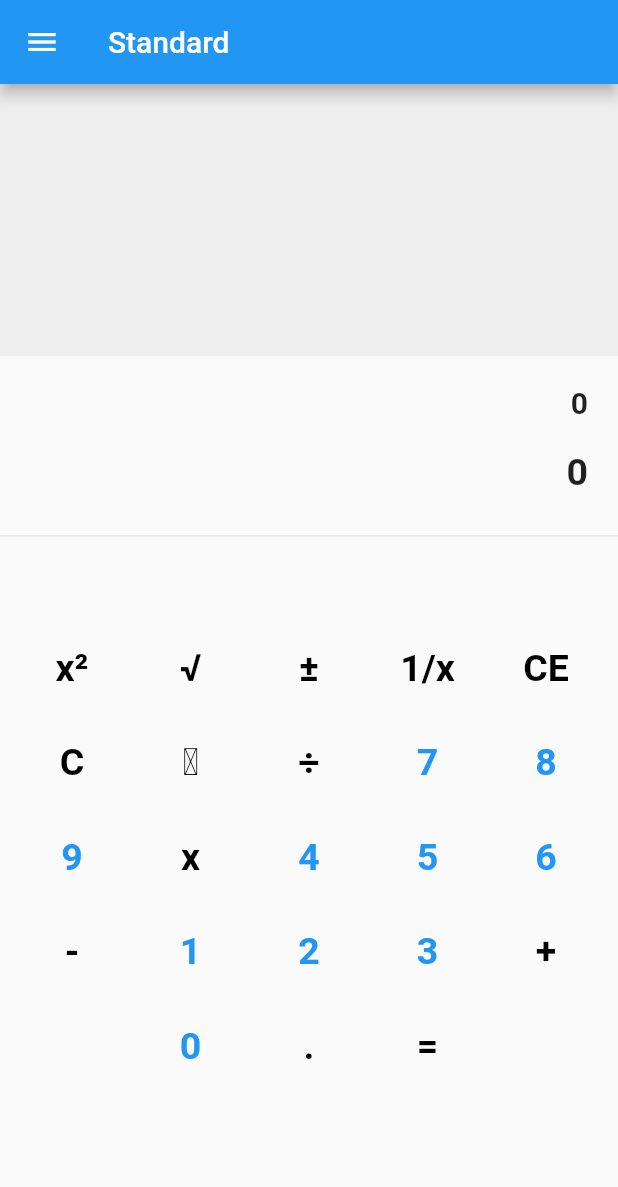
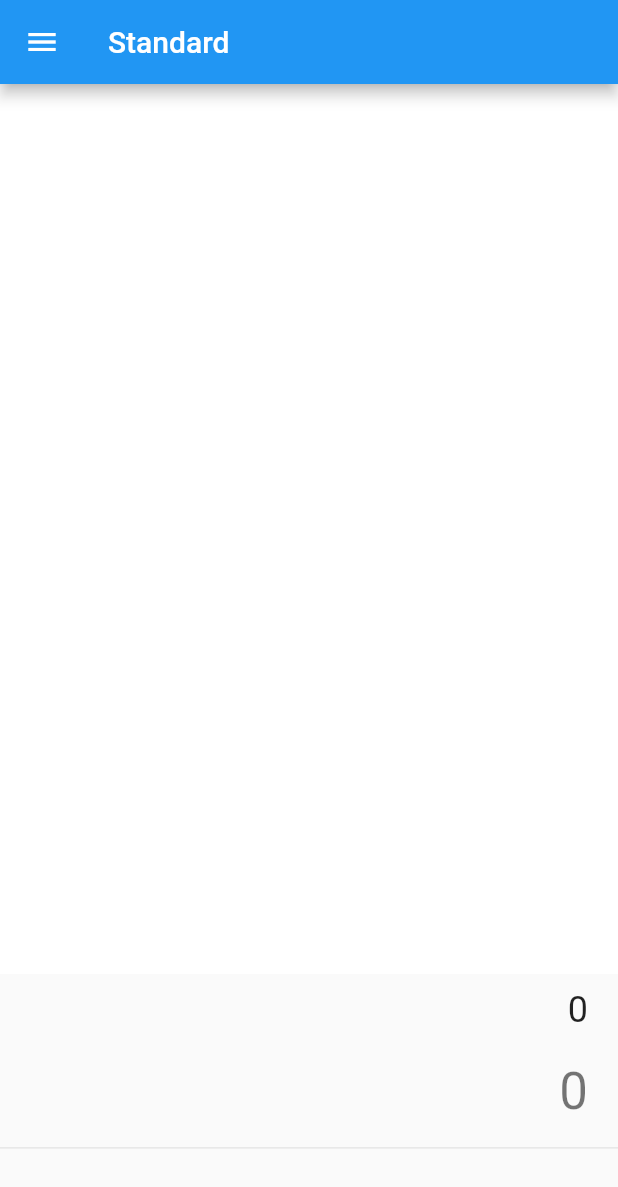
Before and after one commit to tuuhin/calculator_, a Flutter app: the TemperaturePage screen opened directly, in the side drawer, after a tap on "Standard", on a phone screen of 412 x 824 dp. Shown: the top 1187 px of the screen. Run offline on Flutter 3.47's test engine with Material 2 defaults, Android fonts, the phone set to English and light mode, and no system bars; our stand-ins replace connectivity, math_expressions, shared_preferences; accounts and stored records are empty; network calls fail.

Commit message:
removed unwanted imports

```diff
--- a/lib/keyboards/numberboard.dart
+++ b/lib/keyboards/numberboard.dart
@@ -1,8 +1,4 @@
-import 'package:calculator/widget/widget.dart';
-import 'package:calculator/widget/widgetdecorator.dart';
-// import 'package:flutter/cupertino.dart';
 import 'package:flutter/material.dart';
-// import 'package:flutter/painting.dart';
 import 'package:math_expressions/math_expressions.dart';
 
 class NumberBoard extends StatefulWidget {
@@ -20,12 +16,15 @@ class _NumberBoardState extends State<NumberBoard> {
     return _exp.evaluate(EvaluationType.REAL, ContextModel());
   }
 
-  static const _numberButtonStyle =
-      TextStyle(fontWeight: FontWeight.w700, fontSize: 30);
   String keyvalue = '';
 
   @override
   Widget build(BuildContext context) {
+    TextStyle? _buttonNumber = Theme.of(context).textTheme.headline4;
+    TextStyle? _elevatedButtonStyle = TextStyle(
+        fontSize: Theme.of(context).textTheme.headline5!.fontSize,
+        color: Theme.of(context).scaffoldBackgroundColor);
+
     return Row(
       children: [
         SizedBox(
@@ -36,89 +35,89 @@ class _NumberBoardState extends State<NumberBoard> {
             padding: const EdgeInsets.all(10.0),
             child: Wrap(
               alignment: WrapAlignment.center,
-              spacing: 18,
-              runSpacing: 18,
+              spacing: 10,
+              runSpacing: 10,
               children: [
                 TextButton(
                     onPressed: () {
                       keyvalue += '1';
                       widget.getData!.call(keyvalue);
                     },
-                    child: const Text(
+                    child: Text(
                       '1',
-                      style: _numberButtonStyle,
+                      style: _buttonNumber,
                     )),
                 TextButton(
                     onPressed: () {
                       keyvalue += '2';
                       widget.getData!.call(keyvalue);
                     },
-                    child: const Text(
+                    child: Text(
                       '2',
-                      style: Palette.largetext,
+                      style: _buttonNumber,
                     )),
                 TextButton(
                     onPressed: () {
                       keyvalue += '3';
                       widget.getData!.call(keyvalue);
                     },
-                    child: const Text(
+                    child: Text(
                       '3',
-                      style: Palette.largetext,
+                      style: _buttonNumber,
                     )),
                 TextButton(
                     onPressed: () {
                       keyvalue += '4';
                       widget.getData!.call(keyvalue);
                     },
-                    child: const Text(
+                    child: Text(
                       '4',
-                      style: Palette.largetext,
+                      style: _buttonNumber,
                     )),
                 TextButton(
                     onPressed: () {
                       keyvalue += '5';
                       widget.getData!.call(keyvalue);
                     },
-                    child: const Text(
+                    child: Text(
                       '5',
-                      style: Palette.largetext,
+                      style: _buttonNumber,
                     )),
                 TextButton(
                     onPressed: () {
                       keyvalue += '6';
                       widget.getData!.call(keyvalue);
                     },
-                    child: const Text(
+                    child: Text(
                       '6',
-                      style: Palette.largetext,
+                      style: _buttonNumber,
                     )),
                 TextButton(
                     onPressed: () {
                       keyvalue += '7';
                       widget.getData!.call(keyvalue);
                     },
-                    child: const Text(
+                    child: Text(
                       '7',
-                      style: Palette.largetext,
+                      style: _buttonNumber,
                     )),
                 TextButton(
                     onPressed: () {
                       keyvalue += '8';
                       widget.getData!.call(keyvalue);
                     },
-                    child: const Text(
+                    child: Text(
                       '8',
-                      style: Palette.largetext,
+                      style: _buttonNumber,
                     )),
                 TextButton(
                     onPressed: () {
                       keyvalue += '9';
                       widget.getData!.call(keyvalue);
                     },
-                    child: const Text(
+                    child: Text(
                       '9',
-                      style: Palette.largetext,
+                      style: _buttonNumber,
                     )),
                 TextButton(
                     onPressed: () {
@@ -132,18 +131,18 @@ class _NumberBoardState extends State<NumberBoard> {
                     },
                     child: Text(
                       (widget.plusMinus != null && widget.plusMinus == true)
-                          ? '+-'
+                          ? '\u00b1'
                           : '',
-                      style: Palette.largetext,
+                      style: _buttonNumber,
                     )),
                 TextButton(
                     onPressed: () {
                       keyvalue += '0';
                       widget.getData!.call(keyvalue);
                     },
-                    child: const Text(
+                    child: Text(
                       '0',
-                      style: Palette.largetext,
+                      style: _buttonNumber,
                     )),
                 TextButton(
                     onPressed: () {
@@ -152,9 +151,9 @@ class _NumberBoardState extends State<NumberBoard> {
                         widget.getData!.call(keyvalue);
                       }
                     },
-                    child: const Text(
+                    child: Text(
                       '.',
-                      style: Palette.largetext,
+                      style: _buttonNumber,
                     )),
               ],
             ),
@@ -172,12 +171,10 @@ class _NumberBoardState extends State<NumberBoard> {
                       keyvalue = '0';
                       widget.getData!.call(keyvalue);
                     },
-                    child: const Text('CE'),
+                    child: Text('C', style: _elevatedButtonStyle),
                     style: ElevatedButton.styleFrom(
                         fixedSize: Size(
-                      50,
-                      MediaQuery.of(context).size.height * 0.17,
-                    )),
+                            50, MediaQuery.of(context).size.height * 0.17)),
                   ),
                   ElevatedButton(
                     onPressed: () {
@@ -186,12 +183,10 @@ class _NumberBoardState extends State<NumberBoard> {
                         widget.getData!.call(keyvalue);
                       }
                     },
-                    child: const Text('X'),
+                    child: Text('X', style: _elevatedButtonStyle),
                     style: ElevatedButton.styleFrom(
                         fixedSize: Size(
-                      50,
-                      MediaQuery.of(context).size.height * 0.17,
-                    )),
+                            50, MediaQuery.of(context).size.height * 0.17)),
                   ),
                 ]),
           ),
--- a/lib/keyboards/standardcalckeyboard.dart
+++ b/lib/keyboards/standardcalckeyboard.dart
@@ -1,6 +1,9 @@
 import 'package:calculator/model/basecalculator.dart';
+import 'package:calculator/widget/pallette.dart';
+import 'package:calculator/widget/widget.dart';
 import 'package:flutter/cupertino.dart';
 import 'package:flutter/material.dart';
+import 'package:flutter/rendering.dart';
 
 class StdCalcBoard extends StatefulWidget {
   final ValueChanged<String>? input;
@@ -14,10 +17,6 @@ class StdCalcBoard extends StatefulWidget {
 
 class _StdCalcBoardState extends State<StdCalcBoard> {
   static final List<String> _operators = ['+', '-', '*', '/'];
-  static const _buttonStyle =
-      TextStyle(fontSize: 25, color: Colors.black, fontWeight: FontWeight.bold);
-  static const _buttonNumberStyle =
-      TextStyle(fontSize: 25, fontWeight: FontWeight.bold);
 
   final BaseCalculator _calc = BaseCalculator();
 
@@ -38,16 +37,18 @@ class _StdCalcBoardState extends State<StdCalcBoard> {
 
   @override
   Widget build(BuildContext context) {
+    TextStyle _buttonNumber = TextStyle(
+        fontSize: 30,
+        fontWeight: FontWeight.w500,
+        color: Theme.of(context).textTheme.bodyText1!.color);
     return Container(
       alignment: Alignment.center,
       height: MediaQuery.of(context).size.height * .5,
       // color: Colors.blue,
       width: MediaQuery.of(context).size.width,
-      child: Padding(
-        padding: const EdgeInsets.symmetric(horizontal: 8, vertical: 0),
       child: Wrap(
-          runSpacing: 15,
-          spacing: 15,
+        runSpacing: 10,
+        spacing: 18,
         children: [
           TextButton(
               onPressed: () {
@@ -58,7 +59,7 @@ class _StdCalcBoardState extends State<StdCalcBoard> {
                 widget.output!.call(_calc.logs.last[1]);
                 _input = _calc.logs.last[1];
               },
-                child: const Text('x\u00b2', style: _buttonStyle)),
+              child: const Text('x\u00b2', style: Palette.singleOperandButton)),
           TextButton(
               onPressed: () {
                 _calc.getSqrt(_input);
@@ -68,7 +69,7 @@ class _StdCalcBoardState extends State<StdCalcBoard> {
                 widget.output!.call(_calc.logs.last[1]);
                 _input = _calc.logs.last[1];
               },
-                child: const Text('\u221a', style: _buttonStyle)),
+              child: const Text('\u221a', style: Palette.singleOperandButton)),
           TextButton(
               onPressed: () {
                 _calc.getInverse(_input);
@@ -78,7 +79,7 @@ class _StdCalcBoardState extends State<StdCalcBoard> {
                 widget.output!.call(_calc.logs.last[1]);
                 _input = _calc.logs.last[1];
               },
-                child: const Text('\u00b1', style: _buttonStyle)),
+              child: const Text('\u00b1', style: Palette.singleOperandButton)),
           TextButton(
               onPressed: () {
                 if (_input != '0' && _input.isNotEmpty) {
@@ -94,7 +95,7 @@ class _StdCalcBoardState extends State<StdCalcBoard> {
                   widget.history!.call(_calc.logs);
                 }
               },
-                child: const Text('1/x', style: _buttonStyle)),
+              child: const Text('1/x', style: Palette.singleOperandButton)),
           TextButton(
               onPressed: () {
                 _input = '';
@@ -103,14 +104,14 @@ class _StdCalcBoardState extends State<StdCalcBoard> {
                 widget.input!.call(_input);
                 widget.output!.call(_input);
               },
-                child: const Text('CE', style: _buttonStyle)),
+              child: const Text('CE', style: Palette.removalButton)),
           TextButton(
               onPressed: () {
                 _input = '';
                 widget.input!.call(_input);
                 widget.output!.call(_input);
               },
-                child: const Text('C', style: _buttonStyle)),
+              child: const Text('C', style: Palette.removalButton)),
           TextButton(
               onPressed: () {
                 if (_input.length == 1) {
@@ -126,7 +127,7 @@ class _StdCalcBoardState extends State<StdCalcBoard> {
                   valueOnNumber(_input);
                 }
               },
-                child: const Text('\u2190', style: _buttonStyle)),
+              child: const Text('\u2190', style: Palette.removalButton)),
           TextButton(
               onPressed: () {
                 if (_allowed(_input)) {
@@ -137,7 +138,7 @@ class _StdCalcBoardState extends State<StdCalcBoard> {
                 }
                 widget.input!.call(_input);
               },
-                child: const Text('\u00f7', style: _buttonStyle)),
+              child: const Text('\u00f7', style: Palette.twoOpereandStyle)),
           TextButton(
               onPressed: () {
                 if (_allowed(_input)) {
@@ -147,7 +148,7 @@ class _StdCalcBoardState extends State<StdCalcBoard> {
                 widget.input!.call(_input);
                 valueOnNumber(_input);
               },
-                child: const Text('7', style: _buttonNumberStyle)),
+              child: Text('7', style: _buttonNumber)),
           TextButton(
               onPressed: () {
                 if (_allowed(_input)) {
@@ -157,7 +158,7 @@ class _StdCalcBoardState extends State<StdCalcBoard> {
                 widget.input!.call(_input);
                 valueOnNumber(_input);
               },
-                child: const Text('8', style: _buttonNumberStyle)),
+              child: Text('8', style: _buttonNumber)),
           TextButton(
               onPressed: () {
                 if (_allowed(_input)) {
@@ -167,7 +168,7 @@ class _StdCalcBoardState extends State<StdCalcBoard> {
                 widget.input!.call(_input);
                 valueOnNumber(_input);
               },
-                child: const Text('9', style: _buttonNumberStyle)),
+              child: Text('9', style: _buttonNumber)),
           TextButton(
               onPressed: () {
                 if (_allowed(_input)) {
@@ -178,7 +179,7 @@ class _StdCalcBoardState extends State<StdCalcBoard> {
                 }
                 widget.input!.call(_input);
               },
-                child: const Text('x', style: _buttonStyle)),
+              child: const Text('x', style: Palette.twoOpereandStyle)),
           TextButton(
               onPressed: () {
                 if (_allowed(_input)) {
@@ -188,7 +189,7 @@ class _StdCalcBoardState extends State<StdCalcBoard> {
                 widget.input!.call(_input);
                 valueOnNumber(_input);
               },
-                child: const Text('4', style: _buttonNumberStyle)),
+              child: Text('4', style: _buttonNumber)),
           TextButton(
               onPressed: () {
                 if (_allowed(_input)) {
@@ -198,7 +199,7 @@ class _StdCalcBoardState extends State<StdCalcBoard> {
                 widget.input!.call(_input);
                 valueOnNumber(_input);
               },
-                child: const Text('5', style: _buttonNumberStyle)),
+              child: Text('5', style: _buttonNumber)),
           TextButton(
               onPressed: () {
                 if (_allowed(_input)) {
@@ -208,7 +209,7 @@ class _StdCalcBoardState extends State<StdCalcBoard> {
                 widget.input!.call(_input);
                 valueOnNumber(_input);
               },
-                child: const Text('6', style: _buttonNumberStyle)),
+              child: Text('6', style: _buttonNumber)),
           TextButton(
               onPressed: () {
                 if (_allowed(_input)) {
@@ -219,7 +220,7 @@ class _StdCalcBoardState extends State<StdCalcBoard> {
                 }
                 widget.input!.call(_input);
               },
-                child: const Text('-', style: _buttonStyle)),
+              child: const Text('-', style: Palette.twoOpereandStyle)),
           TextButton(
               onPressed: () {
                 if (_allowed(_input)) {
@@ -229,7 +230,7 @@ class _StdCalcBoardState extends State<StdCalcBoard> {
                 widget.input!.call(_input);
                 valueOnNumber(_input);
               },
-                child: const Text('1', style: _buttonNumberStyle)),
+              child: Text('1', style: _buttonNumber)),
           TextButton(
               onPressed: () {
                 if (_allowed(_input)) {
@@ -239,7 +240,7 @@ class _StdCalcBoardState extends State<StdCalcBoard> {
                 widget.input!.call(_input);
                 valueOnNumber(_input);
               },
-                child: const Text('2', style: _buttonNumberStyle)),
+              child: Text('2', style: _buttonNumber)),
           TextButton(
               onPressed: () {
                 if (_allowed(_input)) {
@@ -249,7 +250,7 @@ class _StdCalcBoardState extends State<StdCalcBoard> {
                 widget.input!.call(_input);
                 valueOnNumber(_input);
               },
-                child: const Text('3', style: _buttonNumberStyle)),
+              child: Text('3', style: _buttonNumber)),
           TextButton(
               onPressed: () {
                 if (_allowed(_input)) {
@@ -260,8 +261,8 @@ class _StdCalcBoardState extends State<StdCalcBoard> {
                 }
                 widget.input!.call(_input);
               },
-                child: const Text('+', style: _buttonStyle)),
-            TextButton(onPressed: () {}, child: const SizedBox.shrink()),
+              child: const Text('+', style: Palette.twoOpereandStyle)),
+          const SizedBox(width: 65),
           TextButton(
               onPressed: () {
                 if (_allowed(_input)) {
@@ -271,7 +272,7 @@ class _StdCalcBoardState extends State<StdCalcBoard> {
                 widget.input!.call(_input);
                 valueOnNumber(_input);
               },
-                child: const Text('0', style: _buttonNumberStyle)),
+              child: Text('0', style: _buttonNumber)),
           TextButton(
               onPressed: () {
                 if (_allowed(_input)) {
@@ -281,7 +282,7 @@ class _StdCalcBoardState extends State<StdCalcBoard> {
                 widget.input!.call(_input);
                 valueOnNumber(_input);
               },
-                child: const Text('.', style: _buttonStyle)),
+              child: Text('.', style: _buttonNumber)),
           TextButton(
               onPressed: () {
                 _calc.calculate(_input);
@@ -291,9 +292,8 @@ class _StdCalcBoardState extends State<StdCalcBoard> {
                 widget.output!.call(_calc.logs.last[1]);
                 _input = _calc.logs.last[1];
               },
-                child: const Text('=', style: _buttonStyle)),
+              child: const Text('=', style: Palette.twoOpereandStyle)),
         ],
-        ),
       ),
     );
   }
--- a/lib/view/baseview.dart
+++ b/lib/view/baseview.dart
@@ -10,10 +10,12 @@ class BaseView extends StatefulWidget {
   String to;
   final String appBarTitle;
   final List<String>? initialaData;
+  final Widget? about;
   // double Function (String, String) convert;
   BaseView(
       {Key? key,
       this.model,
+      this.about,
       required this.appBarTitle,
       required this.initialValue,
       required this.from,
@@ -63,9 +65,9 @@ class _BaseViewState extends State<BaseView> {
                   ),
                   Text(
                     '${widget.initialValue}',
-                    style: Palette.largetext,
+                    style: Theme.of(context).textTheme.headline4,
                   ),
-                  const SizedBox(height: 40),
+                  const SizedBox(height: 30),
                   DropdownButton(
                     menuMaxHeight: MediaQuery.of(context).size.width * 0.7,
                     value: widget.to,
@@ -87,7 +89,18 @@ class _BaseViewState extends State<BaseView> {
                     (widget.initialValue *
                             widget.model!.convert(widget.from, widget.to))
                         .toString(),
-                    style: Palette.largetext,
+                    style: Theme.of(context).textTheme.headline4,
+                  ),
+                  Column(
+                    children: [
+                      const Divider(),
+                      Container(
+                        width: MediaQuery.of(context).size.width,
+                        height: 100,
+                        color: Colors.purple,
+                        child: widget.about,
+                      )
+                    ],
                   )
                 ],
               ),
--- a/lib/view/standardcalculator.dart
+++ b/lib/view/standardcalculator.dart
@@ -21,8 +21,6 @@ class _StandardCalculatorState extends State<StandardCalculator> {
   String _input = '';
   String _outputs = '';
   List _logs = [];
-  bool zoomedInput = true;
-  bool zoomedOutput = false;
 
   @override
   Widget build(BuildContext context) {
@@ -35,9 +33,9 @@ class _StandardCalculatorState extends State<StandardCalculator> {
         slivers: [
           SliverToBoxAdapter(
               child: Container(
-                  color: Colors.grey[200],
-                  height: _logs.length <= 2
-                      ? MediaQuery.of(context).size.height * 0.22
+                  color: Theme.of(context).cardColor,
+                  height: _logs.length <= 8
+                      ? MediaQuery.of(context).size.height * 0.72
                       : null,
                   child: _logs.isNotEmpty
                       ? Padding(
@@ -50,31 +48,24 @@ class _StandardCalculatorState extends State<StandardCalculator> {
                                         padding: const EdgeInsets.symmetric(
                                             vertical: 10),
                                         child: Text('${e[0]}\n= ${e[1]}',
-                                            style: const TextStyle(
-                                                color: Colors.grey,
-                                                fontSize: 20,
-                                                fontWeight: FontWeight.w700)),
+                                            style: Theme.of(context)
+                                                .textTheme
+                                                .headline6),
                                       ))
                                   .toList()),
                         )
                       : const SizedBox.shrink())),
           SliverPadding(
-            padding: const EdgeInsets.all(20.0),
+            padding: const EdgeInsets.symmetric(horizontal: 20, vertical: 10),
             sliver: SliverToBoxAdapter(
               child: Column(
                 crossAxisAlignment: CrossAxisAlignment.end,
                 children: [
-                  Text(
-                    _input != '' ? _input : '0',
-                    style: zoomedInput
-                        ? const TextStyle(
-                            fontSize: 20, fontWeight: FontWeight.bold)
-                        : TextStyle(),
-                  ),
+                  Text(_input != '' ? _input : '0',
+                      style: Theme.of(context).textTheme.headline5),
                   const SizedBox(height: 20),
                   Text(_outputs != '' ? '= ' + _outputs : '0',
-                      style: const TextStyle(
-                          fontSize: 25, fontWeight: FontWeight.bold)),
+                      style: Theme.of(context).textTheme.headline4),
                 ],
               ),
             ),
@@ -87,7 +78,6 @@ class _StandardCalculatorState extends State<StandardCalculator> {
                   output: (output) {
                     setState(() {
                       _outputs = output;
-                      // zoomedInput = false;
                     });
                   },
                   history: (logs) {
@@ -98,7 +88,6 @@ class _StandardCalculatorState extends State<StandardCalculator> {
                   input: (input) {
                     setState(() {
                       _input = input;
-                      // zoomedInput = true;
                     });
                   },
                 ),
--- a/lib/view/view.dart
+++ b/lib/view/view.dart
@@ -5,3 +5,5 @@ export 'weightpage.dart';
 export 'temperaturepage.dart';
 export 'energypage.dart';
 export 'baseview.dart';
+export 'standardcalculator.dart';
+export 'scienticcalculator.dart';
--- a/lib/widget/widget.dart
+++ b/lib/widget/widget.dart
@@ -1,3 +1,3 @@
-export 'widgetdecorator.dart';
+export 'pallette.dart';
 export 'appdrawer.dart';
 export 'updatedialog.dart';
--- a/lib/widget/widgetdecorator.dart
+++ /dev/null
@@ -1,28 +0,0 @@
-import 'package:flutter/material.dart';
-import 'package:flutter/widgets.dart';
-
-class Palette {
-  static const InputDecoration largetextfield = InputDecoration(
-    enabledBorder: UnderlineInputBorder(
-      borderSide: BorderSide.none,
-    ),
-    focusedBorder: UnderlineInputBorder(
-      borderSide: BorderSide.none,
-    ),
-  );
-  static const TextStyle largetext =
-      TextStyle(fontSize: 30, fontWeight: FontWeight.w400);
-  static const TextStyle largeboldtext =
-      TextStyle(fontSize: 30, fontWeight: FontWeight.w600);
-  static final ButtonStyle convertboarddifferent = ElevatedButton.styleFrom(
-    elevation: 0,
-    fixedSize: const Size(50, 80),
-  );
-  static ButtonStyle lightTextButton = TextButton.styleFrom(
-      elevation: 0,
-      textStyle: const TextStyle(fontSize: 30, fontWeight: FontWeight.bold));
-  static ButtonStyle darkTextButton = TextButton.styleFrom(
-      elevation: 0,
-      textStyle: const TextStyle(
-          fontSize: 30, fontWeight: FontWeight.bold, color: Colors.white));
-}
```
Lines whose indentation alone changed are shown as unchanged.
